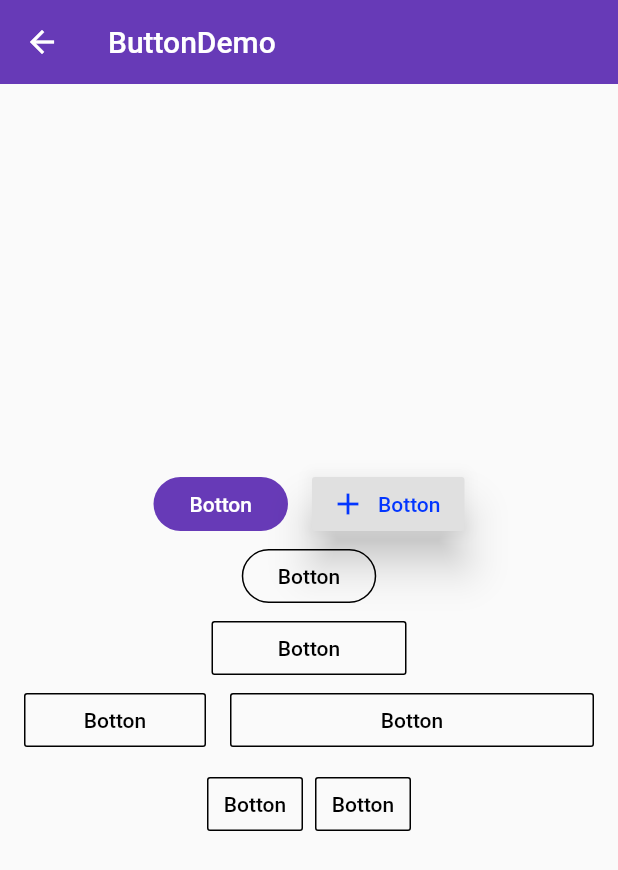
After one commit to MDC01/flutter_demo, a Flutter app: the screen it shows after launch, after a tap on "Button", on a phone screen of 412 x 824 dp. The commit adds this screen. Shown: the top 870 px of the screen. Run offline on Flutter 3.47's test engine with Material 2 defaults, Android fonts, the phone set to English and light mode, and no system bars.

```diff
--- /dev/null
+++ b/lib/demo/button_demo.dart
@@ -0,0 +1,182 @@
+import 'package:flutter/material.dart';
+class ButtonDemo extends StatelessWidget {
+  @override
+  Widget build(BuildContext context) {
+    final Widget raisedButtonDemo = Row(
+      mainAxisAlignment: MainAxisAlignment.center,
+      children: <Widget>[
+        Theme(
+          data: Theme.of(context).copyWith(
+            buttonColor: Theme.of(context).accentColor,
+            buttonTheme: ButtonThemeData(
+              textTheme: ButtonTextTheme.primary,
+              // shape: BeveledRectangleBorder(
+              //   borderRadius: BorderRadius.circular(5.0),
+              // ),
+              shape: StadiumBorder(),
+            ),
+          ),
+          child: RaisedButton(
+            child: Text('Botton'),
+            onPressed: () {},
+            splashColor: Colors.grey,
+            elevation: 0.0,
+            // color: Theme.of(context).accentColor,
+            // textColor: Colors.white,
+            // textTheme: ButtonTextTheme.primary,
+          ),
+        ),
+        SizedBox(
+          width: 16.0,
+        ),
+        RaisedButton.icon(
+          icon: Icon(Icons.add),
+          label: Text('Botton'),
+          onPressed: () {},
+          splashColor: Colors.grey,
+          elevation: 12.0,
+          textColor: Theme.of(context).accentColor,
+        ),
+      ],
+    );
+
+    final Widget outlineButtonDemo = Row(
+      mainAxisAlignment: MainAxisAlignment.center,
+      children: <Widget>[
+        Theme(
+          data: Theme.of(context).copyWith(
+            buttonColor: Theme.of(context).accentColor,
+            buttonTheme: ButtonThemeData(
+              textTheme: ButtonTextTheme.primary,
+              // shape: BeveledRectangleBorder(
+              //   borderRadius: BorderRadius.circular(5.0),
+              // ),
+              shape: StadiumBorder(),
+            ),
+          ),
+          child: OutlineButton(
+            child: Text('Botton'),
+            onPressed: () {},
+            splashColor: Colors.grey[100],
+            borderSide: BorderSide(
+              color: Colors.black,
+            ),
+            // color: Theme.of(context).accentColor,
+            textColor: Colors.black,
+            highlightedBorderColor: Colors.grey,
+            // textTheme: ButtonTextTheme.primary,
+          ),
+        ),
+      ],
+    );
+
+    final Widget fixedWidthButton = Row(
+      mainAxisAlignment: MainAxisAlignment.center,
+      children: <Widget>[
+        Container(
+          width: 130.0,
+          child: OutlineButton(
+            child: Text('Botton'),
+            onPressed: () {},
+            splashColor: Colors.grey[100],
+            borderSide: BorderSide(
+              color: Colors.black,
+            ),
+            textColor: Colors.black,
+            highlightedBorderColor: Colors.grey,
+          ),
+        ),
+      ],
+    );
+
+    final Widget expandedButton = Row(
+      mainAxisAlignment: MainAxisAlignment.center,
+      children: <Widget>[
+        Expanded(
+          child: OutlineButton(
+            child: Text('Botton'),
+            onPressed: () {},
+            splashColor: Colors.grey[100],
+            borderSide: BorderSide(
+              color: Colors.black,
+            ),
+            textColor: Colors.black,
+            highlightedBorderColor: Colors.grey,
+          ),
+        ),
+        SizedBox(
+          width: 16.0,
+        ),
+        Expanded(
+          flex: 2,
+          child: OutlineButton(
+            child: Text('Botton'),
+            onPressed: () {},
+            splashColor: Colors.grey[100],
+            borderSide: BorderSide(
+              color: Colors.black,
+            ),
+            textColor: Colors.black,
+            highlightedBorderColor: Colors.grey,
+          ),
+        ),
+      ],
+    );
+
+    final Widget buttonBarDemo = Row(
+      mainAxisAlignment: MainAxisAlignment.center,
+      children: <Widget>[
+        Theme(
+          data: Theme.of(context).copyWith(
+              buttonTheme: ButtonThemeData(
+            padding: EdgeInsets.symmetric(horizontal: 32.0),
+          )),
+          child: ButtonBar(
+            children: <Widget>[
+              OutlineButton(
+                child: Text('Botton'),
+                onPressed: () {},
+                splashColor: Colors.grey[100],
+                borderSide: BorderSide(
+                  color: Colors.black,
+                ),
+                textColor: Colors.black,
+                highlightedBorderColor: Colors.grey,
+              ),
+              OutlineButton(
+                child: Text('Botton'),
+                onPressed: () {},
+                splashColor: Colors.grey[100],
+                borderSide: BorderSide(
+                  color: Colors.black,
+                ),
+                textColor: Colors.black,
+                highlightedBorderColor: Colors.grey,
+              ),
+            ],
+          ),
+        )
+      ],
+    );
+
+    return Scaffold(
+      appBar: AppBar(
+        title: Text('ButtonDemo'),
+        elevation: 0.0,
+      ),
+      body: Container(
+        padding: EdgeInsets.all(16.0),
+        child: Column(
+          mainAxisAlignment: MainAxisAlignment.center,
+          children: <Widget>[
+            raisedButtonDemo,
+            outlineButtonDemo,
+            fixedWidthButton,
+            expandedButton,
+            buttonBarDemo,
+          ],
+        ),
+      ),
+    );
+  }
+}
--- /dev/null
+++ b/lib/demo/material_components.dart
@@ -0,0 +1,69 @@
+import 'package:flutter/material.dart';
+import './button_demo.dart';
+import './floating_action_button_demo.dart';
+import './popup_menu_button_demo.dart';
+
+class MaterialComponents extends StatelessWidget {
+  @override
+  Widget build(BuildContext context) {
+    return Scaffold(
+      appBar: AppBar(
+        title: Text('MaterialComponents'),
+        elevation: 0.0,
+      ),
+      body: ListView(
+        children: <Widget>[
+          ListItem(title: 'PopMenuButtonButton', page: PopupMenuButtonDemo()),
+          ListItem(title: 'Button', page: ButtonDemo()),
+          ListItem(title: 'FloatingActionButton', page: FloatingActionButtonDemo()),
+        ],
+      ),
+    );
+  }
+}
+
+class _WidgeDemo extends StatelessWidget {
+  @override
+  Widget build(BuildContext context) {
+    return Scaffold(
+      appBar: AppBar(
+        title: Text('_WidgeDemo'),
+        elevation: 0.0,
+      ),
+      body: Container(
+        padding: EdgeInsets.all(16.0),
+        child: Column(
+          mainAxisAlignment: MainAxisAlignment.center,
+          children: <Widget>[
+            Row(
+              mainAxisAlignment: MainAxisAlignment.center,
+              children: <Widget>[],
+            )
+          ],
+        ),
+      ),
+    );
+  }
+}
+
+
+class ListItem extends StatelessWidget {
+  final String title;
+  final Widget page;
+
+  ListItem({
+    this.title,
+    this.page,
+  });
+  @override
+  Widget build(BuildContext context) {
+    return ListTile(
+      title: Text(title),
+      onTap: () {
+        Navigator.of(context).push(
+          MaterialPageRoute(builder: (context) => page),
+        );
+      },
+    );
+  }
+}
--- a/lib/main.dart
+++ b/lib/main.dart
@@ -8,6 +8,7 @@ import './demo/view_demo.dart';
 import './demo/sliver_demo.dart';
 import './demo/navigator_demo.dart';
 import './demo/form_demo.dart';
+import './demo/material_components.dart';
 
 void main() {
   runApp(App());
@@ -19,11 +20,12 @@ class App extends StatelessWidget {
     return MaterialApp(
       debugShowCheckedModeBanner: false,
       // home: NavigatorDemo(),
-      initialRoute: '/form',
+      initialRoute: '/mdc',
       routes: {
         '/': (context) => Home(),
         '/about': (context) => Page(title: 'About'),
         '/form':(context)=>FormDemo(),
+        '/mdc':(context)=>MaterialComponents(),
       },
       theme: ThemeData(
         primarySwatch: Colors.deepPurple,
```
Also changed, not shown: lib/demo/floating_action_button_demo.dart (added, +34 -0 lines), lib/demo/popup_menu_button_demo.dart (added, +56 -0 lines).
